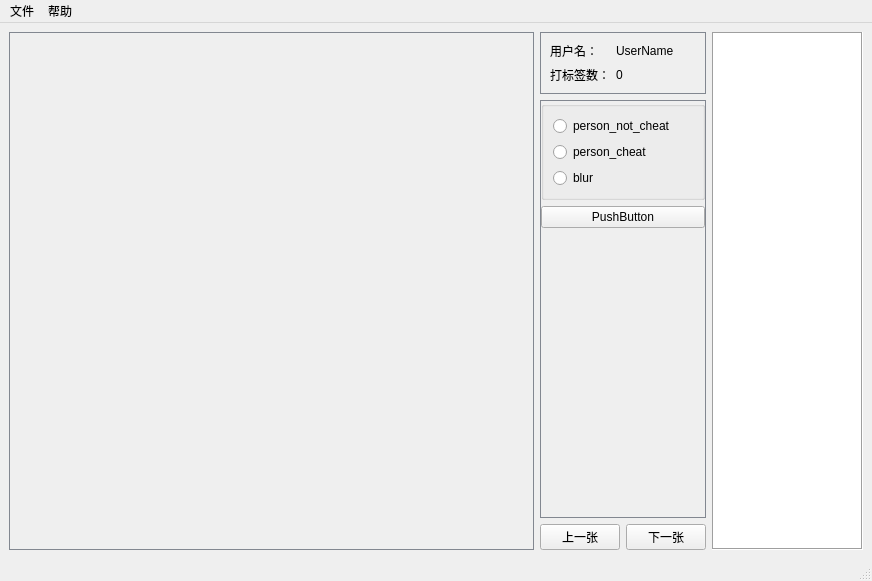
BangwenHe/small_label_util, file main_window.ui: the form before one commit.
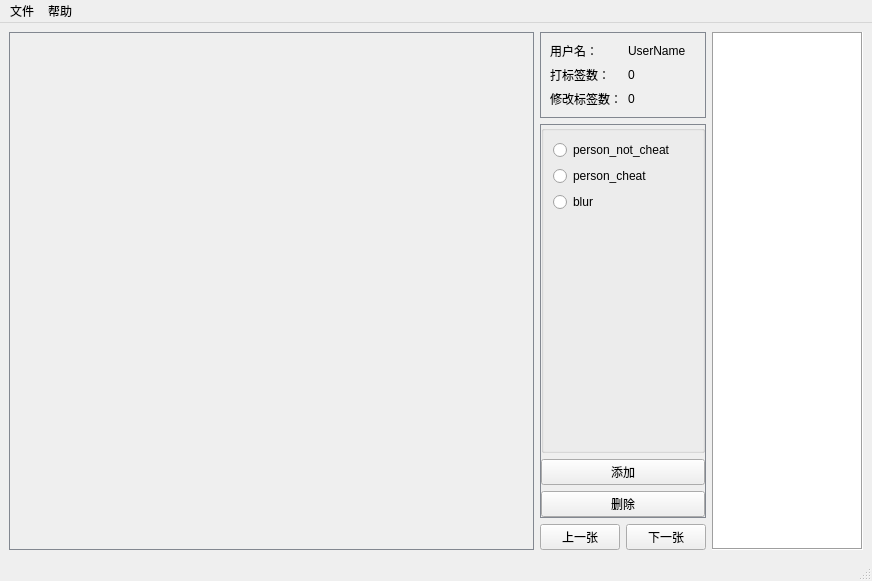
The form after the commit.

Commit message: 添加增加标签和修改标签计数

```diff
--- a/main_window.ui
+++ b/main_window.ui
@@ -177,7 +177,27 @@
         </widget>
        </item>
        <item row="1" column="1">
-        <widget class="QLabel" name="count_number_label">
+        <widget class="QLabel" name="labeled_number_label">
+         <property name="text">
+          <string>0</string>
+         </property>
+        </widget>
+       </item>
+       <item row="2" column="0">
+        <widget class="QLabel" name="edit_label">
+         <property name="sizePolicy">
+          <sizepolicy hsizetype="Fixed" vsizetype="Preferred">
+           <horstretch>0</horstretch>
+           <verstretch>0</verstretch>
+          </sizepolicy>
+         </property>
+         <property name="text">
+          <string>修改标签数：</string>
+         </property>
+        </widget>
+       </item>
+       <item row="2" column="1">
+        <widget class="QLabel" name="edit_number_label">
          <property name="text">
           <string>0</string>
          </property>
@@ -274,28 +294,35 @@
             </property>
            </widget>
           </item>
+          <item>
+           <spacer name="verticalSpacer">
+            <property name="orientation">
+             <enum>Qt::Vertical</enum>
+            </property>
+            <property name="sizeHint" stdset="0">
+             <size>
+              <width>20</width>
+              <height>40</height>
+             </size>
+            </property>
+           </spacer>
+          </item>
          </layout>
         </widget>
        </item>
        <item>
         <widget class="QPushButton" name="pushButton">
          <property name="text">
-          <string>PushButton</string>
+          <string>添加</string>
          </property>
         </widget>
        </item>
        <item>
-        <spacer name="verticalSpacer">
-         <property name="orientation">
-          <enum>Qt::Vertical</enum>
+        <widget class="QPushButton" name="delete_button">
+         <property name="text">
+          <string>删除</string>
          </property>
-         <property name="sizeHint" stdset="0">
-          <size>
-           <width>20</width>
-           <height>40</height>
-          </size>
-         </property>
-        </spacer>
+        </widget>
        </item>
       </layout>
      </widget>
```
Left out of the diff: 30 changed lines with no effect on the pictures. The commit also changes 2 other files.
